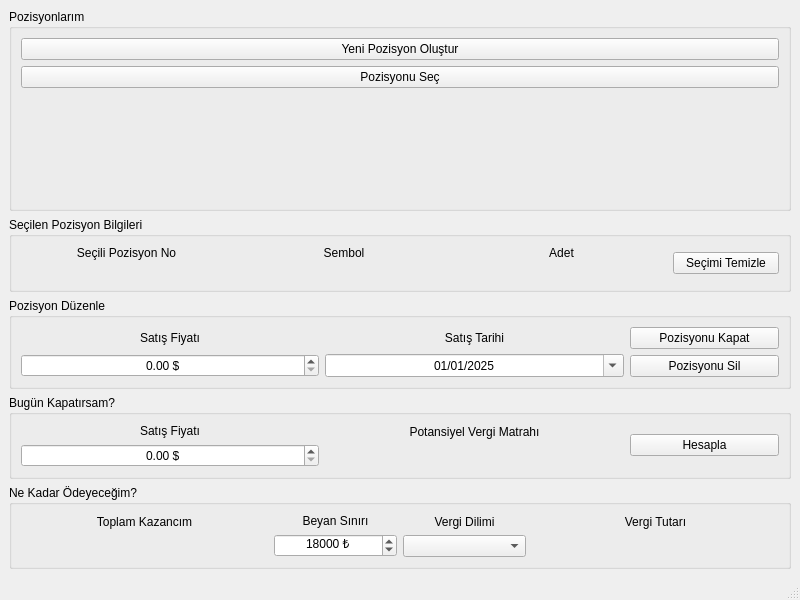
Above: gui/mainwindow.ui from cihansenyuz/tax-calc before the change. Below: the same form after it.
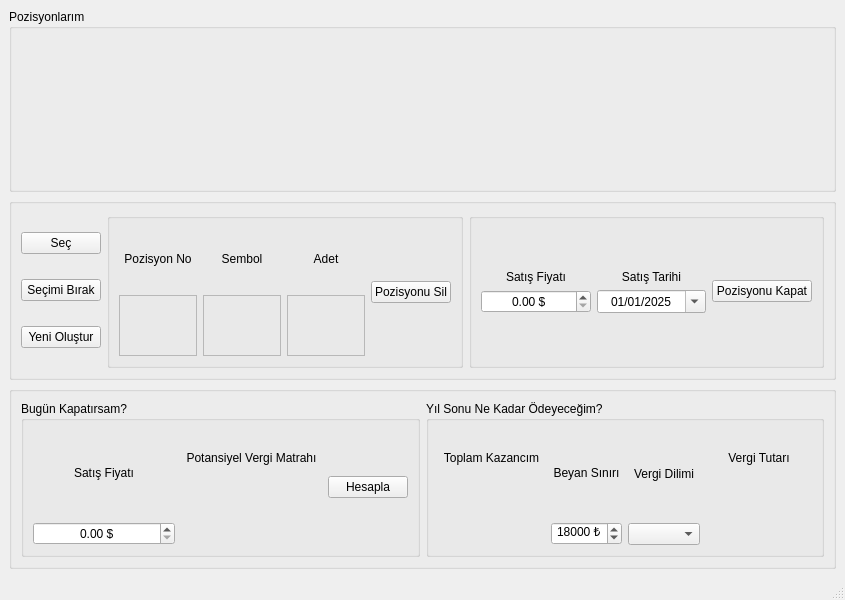
That is the form after the change.

Commit message: relayout mainwindow

Patch:
```diff
--- a/gui/mainwindow.ui
+++ b/gui/mainwindow.ui
@@ -6,7 +6,7 @@
    <rect>
     <x>0</x>
     <y>0</y>
-    <width>800</width>
+    <width>845</width>
     <height>600</height>
    </rect>
   </property>
@@ -22,61 +22,69 @@
       </property>
       <layout class="QVBoxLayout" name="verticalLayout_3">
        <item>
-        <layout class="QHBoxLayout" name="horizontalLayout_4">
+        <layout class="QHBoxLayout" name="horizontalLayout_4"/>
+       </item>
+      </layout>
+     </widget>
+    </item>
+    <item>
+     <widget class="QGroupBox" name="groupBox_6">
+      <property name="title">
+       <string/>
+      </property>
+      <layout class="QHBoxLayout" name="horizontalLayout_8">
          <item>
           <layout class="QVBoxLayout" name="verticalLayout_10">
-           <item>
-            <widget class="QPushButton" name="createButton">
-             <property name="toolTip">
-              <string>Yeni pozisyon açmak için pozisyon oluşturun.</string>
-             </property>
-             <property name="text">
-              <string>Yeni Pozisyon Oluştur</string>
-             </property>
-            </widget>
-           </item>
            <item>
             <widget class="QPushButton" name="selectButton">
              <property name="toolTip">
               <string>Önce tablodan işlem yapmak istediğiniz pozisyona tıklayın, ardından butona tıklayın.</string>
              </property>
              <property name="text">
-              <string>Pozisyonu Seç</string>
+            <string>Seç</string>
              </property>
             </widget>
            </item>
            <item>
-            <spacer name="verticalSpacer">
-             <property name="orientation">
-              <enum>Qt::Orientation::Vertical</enum>
-             </property>
-             <property name="sizeHint" stdset="0">
-              <size>
-               <width>20</width>
-               <height>40</height>
-              </size>
-             </property>
-            </spacer>
-           </item>
-          </layout>
+          <widget class="QPushButton" name="cleanSelectionButton">
+           <property name="sizePolicy">
+            <sizepolicy hsizetype="Minimum" vsizetype="Fixed">
+             <horstretch>0</horstretch>
+             <verstretch>0</verstretch>
+            </sizepolicy>
+           </property>
+           <property name="text">
+            <string>Seçimi Bırak</string>
+           </property>
+          </widget>
+         </item>
+         <item>
+          <widget class="QPushButton" name="createButton">
+           <property name="toolTip">
+            <string>Yeni pozisyon açmak için pozisyon oluşturun.</string>
+           </property>
+           <property name="text">
+            <string>Yeni Oluştur</string>
+           </property>
+          </widget>
          </item>
         </layout>
-       </item>
-      </layout>
-     </widget>
     </item>
     <item>
      <widget class="QGroupBox" name="groupBox_3">
       <property name="title">
-       <string>Seçilen Pozisyon Bilgileri</string>
-      </property>
-      <layout class="QHBoxLayout" name="horizontalLayout_3" stretch="2,2,2,1">
+          <string/>
+         </property>
+         <layout class="QHBoxLayout" name="horizontalLayout_3" stretch="2,2,2,0">
        <item>
         <layout class="QVBoxLayout" name="verticalLayout_4">
          <item>
           <widget class="QLabel" name="label">
+              <property name="frameShape">
+               <enum>QFrame::Shape::NoFrame</enum>
+              </property>
            <property name="text">
-            <string>Seçili Pozisyon No</string>
+               <string>Pozisyon No</string>
            </property>
            <property name="alignment">
             <set>Qt::AlignmentFlag::AlignCenter</set>
@@ -93,6 +101,12 @@
            <property name="styleSheet">
             <string notr="true">color: red;</string>
            </property>
+              <property name="frameShape">
+               <enum>QFrame::Shape::StyledPanel</enum>
+              </property>
+              <property name="frameShadow">
+               <enum>QFrame::Shadow::Plain</enum>
+              </property>
            <property name="text">
             <string/>
            </property>
@@ -107,6 +121,9 @@
         <layout class="QVBoxLayout" name="verticalLayout_5">
          <item>
           <widget class="QLabel" name="label_2">
+              <property name="frameShape">
+               <enum>QFrame::Shape::NoFrame</enum>
+              </property>
            <property name="text">
             <string>Sembol</string>
            </property>
@@ -120,6 +137,9 @@
            <property name="styleSheet">
             <string notr="true">color: red;</string>
            </property>
+              <property name="frameShape">
+               <enum>QFrame::Shape::StyledPanel</enum>
+              </property>
            <property name="text">
             <string/>
            </property>
@@ -134,6 +154,9 @@
         <layout class="QVBoxLayout" name="verticalLayout_6">
          <item>
           <widget class="QLabel" name="label_3">
+              <property name="frameShape">
+               <enum>QFrame::Shape::NoFrame</enum>
+              </property>
            <property name="text">
             <string>Adet</string>
            </property>
@@ -147,6 +170,9 @@
            <property name="styleSheet">
             <string notr="true">color: red;</string>
            </property>
+              <property name="frameShape">
+               <enum>QFrame::Shape::StyledPanel</enum>
+              </property>
            <property name="text">
             <string/>
            </property>
@@ -158,17 +184,24 @@
         </layout>
        </item>
        <item>
-        <widget class="QPushButton" name="cleanSelectionButton">
+           <layout class="QVBoxLayout" name="verticalLayout_2">
+            <item>
+             <widget class="QPushButton" name="deletePositionButton">
          <property name="sizePolicy">
           <sizepolicy hsizetype="Minimum" vsizetype="Fixed">
            <horstretch>0</horstretch>
            <verstretch>0</verstretch>
           </sizepolicy>
          </property>
+              <property name="toolTip">
+               <string>Veri havuzundan silmek istediğiniz pozisyonu tablodan seçin ve butona tıklayın</string>
+              </property>
          <property name="text">
-          <string>Seçimi Temizle</string>
-         </property>
-        </widget>
+               <string>Pozisyonu Sil</string>
+              </property>
+             </widget>
+            </item>
+           </layout>
        </item>
       </layout>
      </widget>
@@ -176,11 +209,11 @@
     <item>
      <widget class="QGroupBox" name="groupBox">
       <property name="title">
-       <string>Pozisyon Düzenle</string>
+          <string/>
       </property>
       <layout class="QVBoxLayout" name="verticalLayout_9">
        <item>
-        <layout class="QHBoxLayout" name="horizontalLayout_2" stretch="2,2,1">
+           <layout class="QHBoxLayout" name="horizontalLayout_2" stretch="2,2,0">
          <item>
           <layout class="QVBoxLayout" name="verticalLayout_7">
            <item>
@@ -243,8 +276,6 @@
           </layout>
          </item>
          <item>
-          <layout class="QVBoxLayout" name="verticalLayout_2">
-           <item>
             <widget class="QPushButton" name="closeTransactionButton">
              <property name="sizePolicy">
               <sizepolicy hsizetype="Minimum" vsizetype="Fixed">
@@ -260,31 +291,23 @@
              </property>
             </widget>
            </item>
-           <item>
-            <widget class="QPushButton" name="deletePositionButton">
-             <property name="sizePolicy">
-              <sizepolicy hsizetype="Minimum" vsizetype="Fixed">
-               <horstretch>0</horstretch>
-               <verstretch>0</verstretch>
-              </sizepolicy>
-             </property>
-             <property name="toolTip">
-              <string>Veri havuzundan silmek istediğiniz pozisyonu tablodan seçin ve butona tıklayın</string>
-             </property>
-             <property name="text">
-              <string>Pozisyonu Sil</string>
-             </property>
-            </widget>
-           </item>
           </layout>
          </item>
         </layout>
+        </widget>
        </item>
       </layout>
      </widget>
     </item>
     <item>
-     <layout class="QHBoxLayout" name="horizontalLayout_5">
+     <layout class="QHBoxLayout" name="horizontalLayout_5"/>
+    </item>
+    <item>
+     <widget class="QGroupBox" name="potHesapGroupBox">
+      <property name="title">
+       <string/>
+      </property>
+      <layout class="QHBoxLayout" name="horizontalLayout_7">
       <item>
        <widget class="QGroupBox" name="groupBox_2">
         <property name="title">
@@ -358,12 +381,10 @@
         </layout>
        </widget>
       </item>
-     </layout>
-    </item>
     <item>
      <widget class="QGroupBox" name="groupBox_5">
       <property name="title">
-       <string>Ne Kadar Ödeyeceğim?</string>
+          <string>Yıl Sonu Ne Kadar Ödeyeceğim?</string>
       </property>
       <layout class="QHBoxLayout" name="horizontalLayout_6" stretch="2,1,1,2">
        <item>
@@ -487,12 +508,15 @@
     </item>
    </layout>
   </widget>
+    </item>
+   </layout>
+  </widget>
   <widget class="QMenuBar" name="menubar">
    <property name="geometry">
     <rect>
      <x>0</x>
      <y>0</y>
-     <width>800</width>
+     <width>845</width>
      <height>23</height>
     </rect>
    </property>
```
Lines whose indentation alone changed are shown as unchanged.
